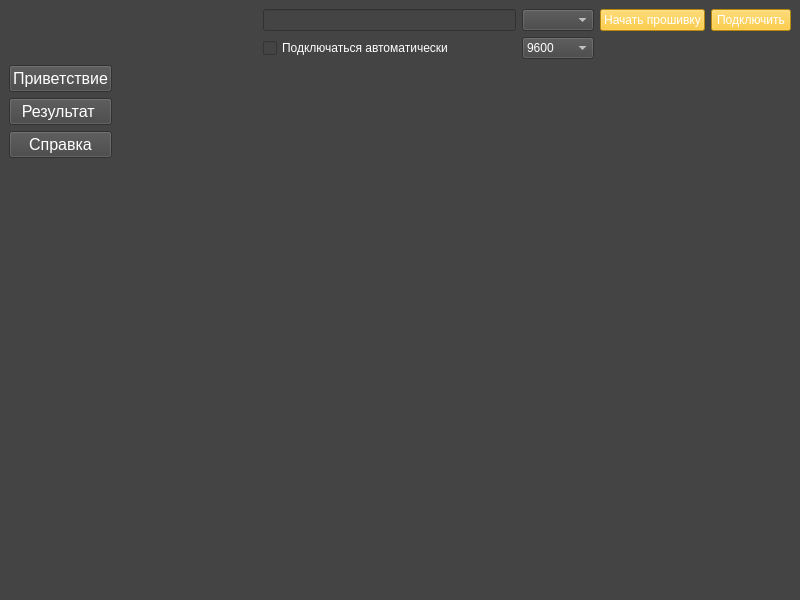
The window that mainwindow.ui (AlXXXz/flightUp) describes before a commit, drawn with Qt 5.
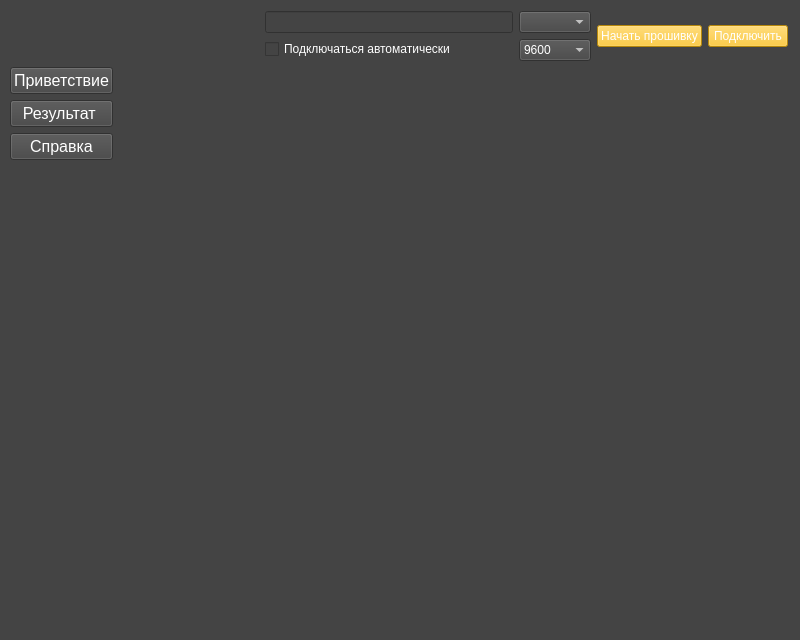
The same window after the commit. Icons and pictures are not drawn.

```diff
--- a/mainwindow.ui
+++ b/mainwindow.ui
@@ -7,7 +7,7 @@
     <x>0</x>
     <y>0</y>
     <width>800</width>
-    <height>600</height>
+    <height>640</height>
    </rect>
   </property>
   <property name="windowTitle">
@@ -17,21 +17,40 @@
    <string notr="true">background-color: rgb(68, 68, 68);</string>
   </property>
   <widget class="QWidget" name="centralwidget">
-   <layout class="QGridLayout" name="gridLayout_3">
-    <property name="leftMargin">
-     <number>0</number>
+   <widget class="QWidget" name="layoutWidget">
+    <property name="geometry">
+     <rect>
+      <x>10</x>
+      <y>11</y>
+      <width>778</width>
+      <height>579</height>
+     </rect>
     </property>
-    <property name="rightMargin">
-     <number>9</number>
-    </property>
-    <item row="0" column="0">
-     <layout class="QGridLayout" name="gridLayout_2">
-      <property name="leftMargin">
-       <number>9</number>
-      </property>
-      <item row="0" column="0">
        <layout class="QGridLayout" name="gridLayout">
         <item row="0" column="0">
+      <layout class="QHBoxLayout" name="horizontalLayout_3">
+       <item>
+        <layout class="QHBoxLayout" name="horizontalLayout_2">
+         <item>
+          <widget class="QLabel" name="label">
+           <property name="maximumSize">
+            <size>
+             <width>67</width>
+             <height>67</height>
+            </size>
+           </property>
+           <property name="text">
+            <string/>
+           </property>
+           <property name="pixmap">
+            <pixmap resource="resource.qrc">:/resource/Images/flightUp_logo.jpg</pixmap>
+           </property>
+           <property name="scaledContents">
+            <bool>true</bool>
+           </property>
+          </widget>
+         </item>
+         <item>
          <spacer name="horizontalSpacer">
           <property name="orientation">
            <enum>Qt::Horizontal</enum>
@@ -44,7 +63,11 @@
           </property>
          </spacer>
         </item>
-        <item row="0" column="1">
+        </layout>
+       </item>
+       <item>
+        <layout class="QVBoxLayout" name="verticalLayout_2">
+         <item>
          <widget class="QLineEdit" name="lineEdit">
           <property name="styleSheet">
            <string notr="true">color: rgb(255, 255, 255);</string>
@@ -54,29 +77,7 @@
           </property>
          </widget>
         </item>
-        <item row="0" column="3">
-         <widget class="QPushButton" name="pushButton_2">
-          <property name="styleSheet">
-           <string notr="true">background-color: rgb(255, 191, 15);
-color: rgb(255, 255, 255);</string>
-          </property>
-          <property name="text">
-           <string>Начать прошивку</string>
-          </property>
-         </widget>
-        </item>
-        <item row="0" column="4">
-         <widget class="QPushButton" name="pushButton_5">
-          <property name="styleSheet">
-           <string notr="true">background-color: rgb(255, 191, 15);
-color: rgb(255, 255, 255);</string>
-          </property>
-          <property name="text">
-           <string>Подключить</string>
-          </property>
-         </widget>
-        </item>
-        <item row="1" column="1">
+         <item>
          <widget class="QCheckBox" name="checkBox">
           <property name="styleSheet">
            <string notr="true">color: rgb(255, 255, 255);</string>
@@ -86,14 +87,18 @@
           </property>
          </widget>
         </item>
-        <item row="0" column="2">
+        </layout>
+       </item>
+       <item>
+        <layout class="QVBoxLayout" name="verticalLayout">
+         <item>
          <widget class="QComboBox" name="comboBox">
           <property name="styleSheet">
            <string notr="true">color: rgb(255, 255, 255);</string>
           </property>
          </widget>
         </item>
-        <item row="1" column="2">
+         <item>
          <widget class="QComboBox" name="comboBox_2">
           <property name="styleSheet">
            <string notr="true">color: rgb(255, 255, 255);</string>
@@ -127,12 +132,38 @@
         </item>
        </layout>
       </item>
-      <item row="1" column="0">
-       <layout class="QHBoxLayout" name="horizontalLayout_2">
         <item>
          <layout class="QHBoxLayout" name="horizontalLayout">
           <item>
-           <layout class="QVBoxLayout" name="verticalLayout">
+          <widget class="QPushButton" name="pushButton_2">
+           <property name="styleSheet">
+            <string notr="true">background-color: rgb(255, 191, 15);
+color: rgb(255, 255, 255);</string>
+           </property>
+           <property name="text">
+            <string>Начать прошивку</string>
+           </property>
+          </widget>
+         </item>
+         <item>
+          <widget class="QPushButton" name="pushButton_5">
+           <property name="styleSheet">
+            <string notr="true">background-color: rgb(255, 191, 15);
+color: rgb(255, 255, 255);</string>
+           </property>
+           <property name="text">
+            <string>Подключить</string>
+           </property>
+          </widget>
+         </item>
+        </layout>
+       </item>
+      </layout>
+     </item>
+     <item row="1" column="0">
+      <layout class="QHBoxLayout" name="horizontalLayout_4">
+       <item>
+        <layout class="QVBoxLayout" name="verticalLayout_3">
             <item>
              <widget class="QPushButton" name="pushButton">
               <property name="maximumSize">
@@ -244,8 +275,6 @@
             </item>
            </layout>
           </item>
-         </layout>
-        </item>
         <item>
          <widget class="QStackedWidget" name="stackedWidget">
           <property name="styleSheet">
@@ -258,8 +287,7 @@
        </layout>
       </item>
      </layout>
-    </item>
-   </layout>
+   </widget>
   </widget>
   <widget class="QMenuBar" name="menubar">
    <property name="geometry">
```
Left out of the diff: 4 changed lines with no effect on the pictures. Lines whose indentation alone changed are shown as unchanged.
